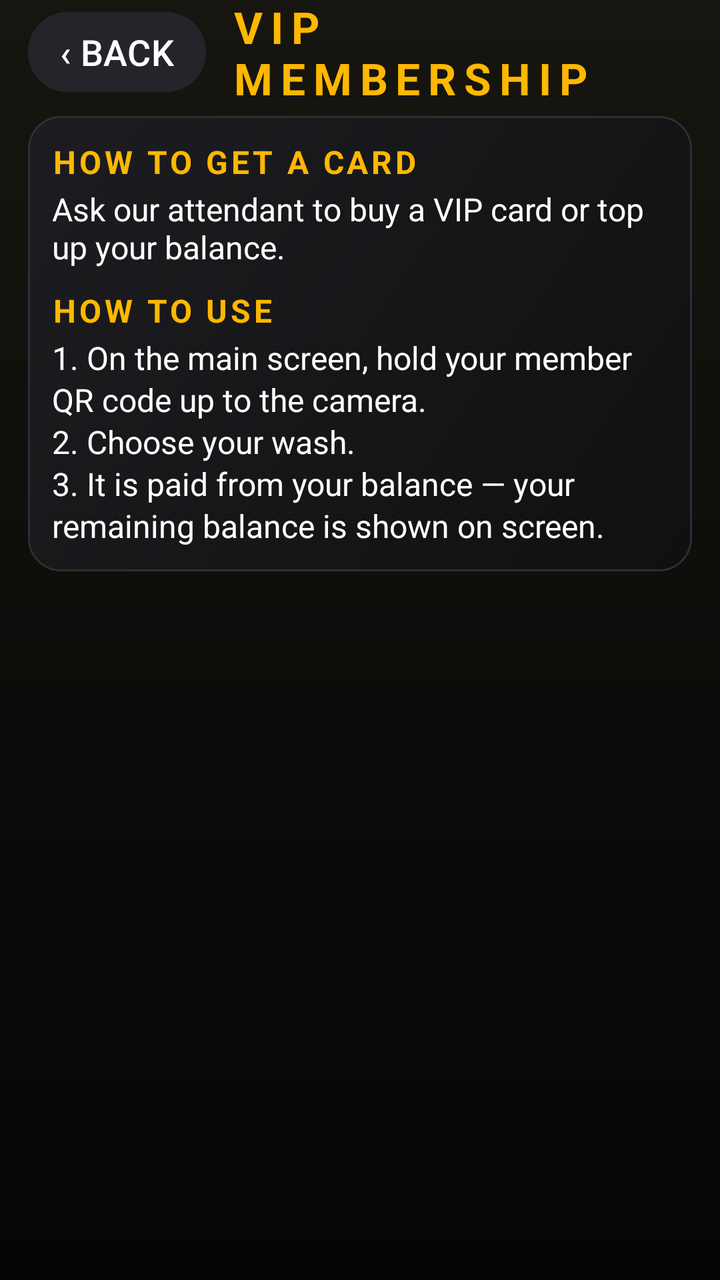
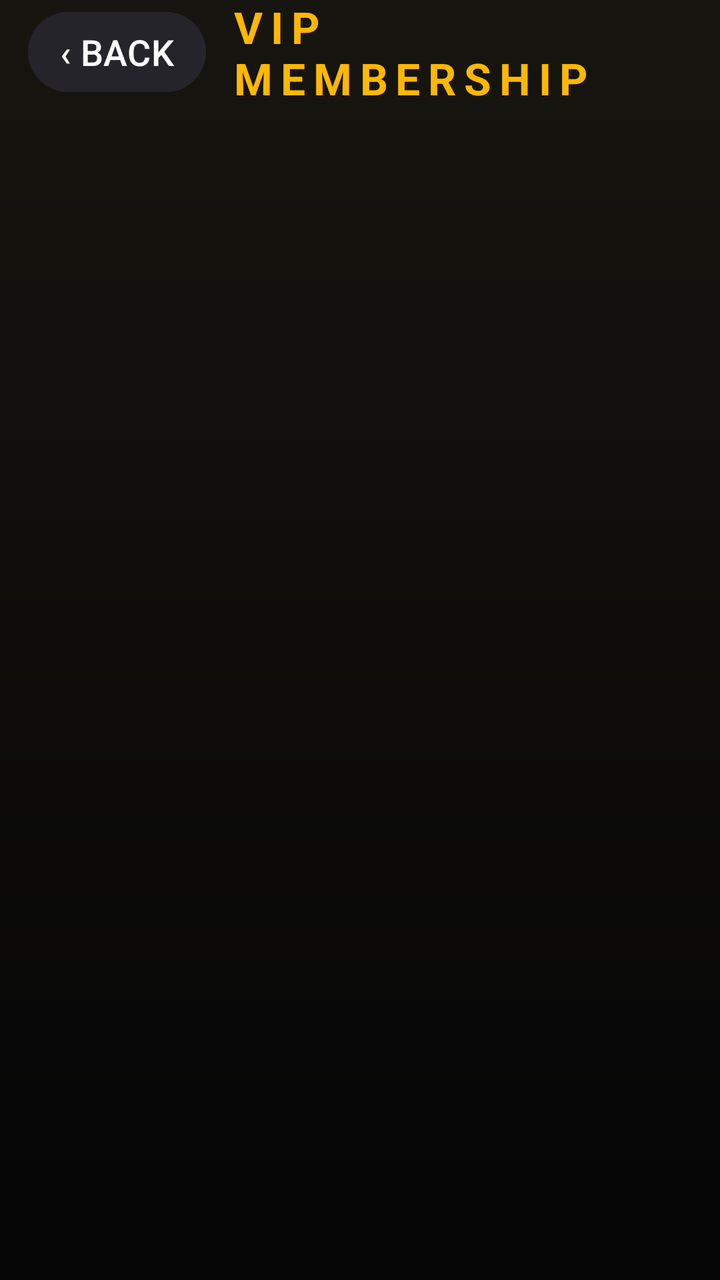

Screens rendered from an Android XML layout before and after an edit, with the pre-edit source and the edit as a unified diff.
<!-- AndroidManifest.xml: another module's application theme Theme.SSP -->
<!-- res/layout/activity_vip.xml -->
<?xml version="1.0" encoding="utf-8"?>
<androidx.constraintlayout.widget.ConstraintLayout xmlns:android="http://schemas.android.com/apk/res/android"
    xmlns:app="http://schemas.android.com/apk/res-auto"
    android:layout_width="match_parent"
    android:layout_height="match_parent"
    android:background="@drawable/bg_vip_page"
    android:paddingStart="14dp"
    android:paddingEnd="14dp"
    android:paddingBottom="10dp">

    <Button
        android:id="@+id/btn_back_main"
        android:layout_width="wrap_content"
        android:layout_height="40dp"
        android:layout_marginTop="6dp"
        android:backgroundTint="@color/vip_surface_hi"
        android:insetTop="0dp"
        android:insetBottom="0dp"
        android:minWidth="0dp"
        android:paddingStart="16dp"
        android:paddingEnd="16dp"
        android:text="@string/vip_back_arrow"
        android:textColor="@color/text_light"
        android:textSize="18sp"
        app:layout_constraintStart_toStartOf="parent"
        app:layout_constraintTop_toTopOf="parent" />

    <TextView
        android:id="@+id/tv_vip_title"
        android:layout_width="0dp"
        android:layout_height="wrap_content"
        android:layout_marginStart="12dp"
        android:letterSpacing="0.18"
        android:text="@string/vip_page_title"
        android:textColor="@color/gold_accent"
        android:textSize="22sp"
        android:textStyle="bold"
        app:layout_constraintBottom_toBottomOf="@id/btn_back_main"
        app:layout_constraintEnd_toEndOf="parent"
        app:layout_constraintStart_toEndOf="@id/btn_back_main"
        app:layout_constraintTop_toTopOf="@id/btn_back_main" />


    
    <LinearLayout
        android:id="@+id/layout_tiers"
        android:layout_width="0dp"
        android:layout_height="0dp"
        android:layout_marginTop="12dp"
        android:layout_marginBottom="8dp"
        android:orientation="vertical"
        android:visibility="gone"
        app:layout_constraintBottom_toTopOf="@id/tv_vip_how"
        app:layout_constraintEnd_toEndOf="parent"
        app:layout_constraintStart_toStartOf="parent"
        app:layout_constraintTop_toBottomOf="@id/btn_back_main" />

    <LinearLayout
        android:id="@+id/layout_vip_guide"
        android:layout_width="0dp"
        android:layout_height="wrap_content"
        android:layout_marginTop="12dp"
        android:background="@drawable/bg_vip_tile"
        android:orientation="vertical"
        android:padding="12dp"
        app:layout_constraintEnd_toEndOf="parent"
        app:layout_constraintStart_toStartOf="parent"
        app:layout_constraintTop_toBottomOf="@id/btn_back_main">

        <TextView
            android:layout_width="wrap_content"
            android:layout_height="wrap_content"
            android:letterSpacing="0.1"
            android:text="@string/vip_guide_buy_title"
            android:textColor="@color/gold_accent"
            android:textSize="16sp"
            android:textStyle="bold" />

        <TextView
            android:id="@+id/tv_vip_guide_buy"
            android:layout_width="match_parent"
            android:layout_height="wrap_content"
            android:layout_marginTop="2dp"
            android:text="@string/vip_guide_buy_body"
            android:textColor="@color/text_light"
            android:textSize="16sp" />

        <TextView
            android:layout_width="wrap_content"
            android:layout_height="wrap_content"
            android:layout_marginTop="10dp"
            android:letterSpacing="0.1"
            android:text="@string/vip_guide_use_title"
            android:textColor="@color/gold_accent"
            android:textSize="16sp"
            android:textStyle="bold" />

        <TextView
            android:layout_width="match_parent"
            android:layout_height="wrap_content"
            android:layout_marginTop="2dp"
            android:lineSpacingExtra="2dp"
            android:text="@string/vip_guide_use_body"
            android:textColor="@color/text_light"
            android:textSize="16sp" />
    </LinearLayout>

    
    <TextView
        android:id="@+id/tv_vip_how"
        android:layout_width="0dp"
        android:layout_height="wrap_content"
        android:gravity="center"
        android:letterSpacing="0.04"
        android:text="@string/vip_how_it_works"
        android:visibility="gone"
        android:textColor="@color/text_muted"
        android:textSize="11sp"
        app:layout_constraintBottom_toBottomOf="parent"
        app:layout_constraintEnd_toEndOf="parent"
        app:layout_constraintStart_toStartOf="parent" />

</androidx.constraintlayout.widget.ConstraintLayout>
<!-- resources referenced by this layout -->
<resources>
  <color name="gold_accent">#FFB800</color>
  <color name="text_light">#FFFFFF</color>
  <color name="text_muted">#94A3B8</color>
  <color name="vip_surface_hi">#24242A</color>
  <!-- drawable bg_vip_page (drawable) -->
  <?xml version="1.0" encoding="utf-8"?>
  <shape xmlns:android="http://schemas.android.com/apk/res/android">
      <gradient
          android:angle="270"
          android:endColor="#050506"
          android:startColor="#17150F"
          android:type="linear" />
  </shape>
  <!-- drawable bg_vip_tile (drawable) -->
  <?xml version="1.0" encoding="utf-8"?>
  <shape xmlns:android="http://schemas.android.com/apk/res/android">
      <gradient android:angle="315" android:endColor="#101012" android:startColor="#1D1D21" />
      <corners android:radius="16dp" />
      <stroke android:width="1dp" android:color="#2E2E34" />
  </shape>
  <string name="vip_back_arrow">‹  BACK</string>
  <string name="vip_guide_buy_body">Ask our attendant to buy a VIP card or top up your balance.</string>
  <string name="vip_guide_buy_title">HOW TO GET A CARD</string>
  <string name="vip_guide_use_body">1. On the main screen, hold your member QR code up to the camera.\n2. Choose your wash.\n3. It is paid from your balance — your remaining balance is shown on screen.</string>
  <string name="vip_guide_use_title">HOW TO USE</string>
  <string name="vip_how_it_works">①  Choose an amount    ②  Pay by card    ③  Scan your code to wash</string>
  <string name="vip_page_title">VIP MEMBERSHIP</string>
  <style name="Theme.SSP" parent="Theme.Material3.Dark.NoActionBar">
          
          <item name="colorPrimary">@color/gold_accent</item>
          <item name="colorOnPrimary">@color/text_dark</item>
          <item name="colorSecondary">@color/royal_blue</item>
          <item name="colorOnSecondary">@color/text_dark</item>
          <item name="colorError">@color/coral_red</item>
          <item name="colorOnError">@color/text_light</item>
          <item name="colorSurface">@color/bg_card</item>
          <item name="colorOnSurface">@color/text_light</item>
          <item name="colorSurfaceVariant">@color/bg_card_selected</item>
          <item name="colorOnSurfaceVariant">@color/text_muted</item>
          <item name="colorOutline">@color/border_light</item>
          <item name="android:windowBackground">@color/bg_dark</item>
          <item name="android:windowNoTitle">true</item>
          <item name="android:windowActionBar">false</item>
      </style>
  <color name="text_dark">#0F172A</color>
  <color name="royal_blue">#00D1FF</color>
  <color name="coral_red">#FF5252</color>
  <color name="bg_card">#121212</color>
  <color name="bg_card_selected">#1A1A1A</color>
  <color name="border_light">#334155</color>
  <color name="bg_dark">#000000</color>
</resources>

<!-- the commit's change to res/layout/activity_vip.xml (unified diff, before → after) -->
@@ -55,54 +55,42 @@
         app:layout_constraintStart_toStartOf="parent"
         app:layout_constraintTop_toBottomOf="@id/btn_back_main" />
 
+    
     <LinearLayout
-        android:id="@+id/layout_vip_guide"
+        android:id="@+id/layout_vip_unavailable"
         android:layout_width="0dp"
-        android:layout_height="wrap_content"
+        android:layout_height="0dp"
         android:layout_marginTop="12dp"
+        android:layout_marginBottom="8dp"
         android:background="@drawable/bg_vip_tile"
+        android:gravity="center"
         android:orientation="vertical"
-        android:padding="12dp"
+        android:padding="16dp"
+        android:visibility="gone"
+        app:layout_constraintBottom_toTopOf="@id/tv_vip_how"
         app:layout_constraintEnd_toEndOf="parent"
         app:layout_constraintStart_toStartOf="parent"
         app:layout_constraintTop_toBottomOf="@id/btn_back_main">
 
         <TextView
+            android:id="@+id/tv_vip_unavailable_title"
             android:layout_width="wrap_content"
             android:layout_height="wrap_content"
-            android:letterSpacing="0.1"
-            android:text="@string/vip_guide_buy_title"
+            android:gravity="center"
+            android:text="@string/vip_unavailable_title"
             android:textColor="@color/gold_accent"
-            android:textSize="16sp"
+            android:textSize="26sp"
             android:textStyle="bold" />
 
         <TextView
-            android:id="@+id/tv_vip_guide_buy"
-            android:layout_width="match_parent"
-            android:layout_height="wrap_content"
-            android:layout_marginTop="2dp"
-            android:text="@string/vip_guide_buy_body"
-            android:textColor="@color/text_light"
-            android:textSize="16sp" />
-
-        <TextView
+            android:id="@+id/tv_vip_unavailable_body"
             android:layout_width="wrap_content"
             android:layout_height="wrap_content"
-            android:layout_marginTop="10dp"
-            android:letterSpacing="0.1"
-            android:text="@string/vip_guide_use_title"
-            android:textColor="@color/gold_accent"
-            android:textSize="16sp"
-            android:textStyle="bold" />
-
-        <TextView
-            android:layout_width="match_parent"
-            android:layout_height="wrap_content"
-            android:layout_marginTop="2dp"
-            android:lineSpacingExtra="2dp"
-            android:text="@string/vip_guide_use_body"
+            android:layout_marginTop="12dp"
+            android:gravity="center"
+            android:text="@string/vip_unavailable_body"
             android:textColor="@color/text_light"
-            android:textSize="16sp" />
+            android:textSize="22sp" />
     </LinearLayout>
 
     
<!-- resource entries referenced after the edit -->
@@ -21,12 +21,10 @@
       <stroke android:width="1dp" android:color="#2E2E34" />
   </shape>
   <string name="vip_back_arrow">‹  BACK</string>
-  <string name="vip_guide_buy_body">Ask our attendant to buy a VIP card or top up your balance.</string>
-  <string name="vip_guide_buy_title">HOW TO GET A CARD</string>
-  <string name="vip_guide_use_body">1. On the main screen, hold your member QR code up to the camera.\n2. Choose your wash.\n3. It is paid from your balance — your remaining balance is shown on screen.</string>
-  <string name="vip_guide_use_title">HOW TO USE</string>
   <string name="vip_how_it_works">①  Choose an amount    ②  Pay by card    ③  Scan your code to wash</string>
   <string name="vip_page_title">VIP MEMBERSHIP</string>
+  <string name="vip_unavailable_body">Please pay by card for now.</string>
+  <string name="vip_unavailable_title">VIP top-up unavailable</string>
   <style name="Theme.SSP" parent="Theme.Material3.Dark.NoActionBar">
           
           <item name="colorPrimary">@color/gold_accent</item>
